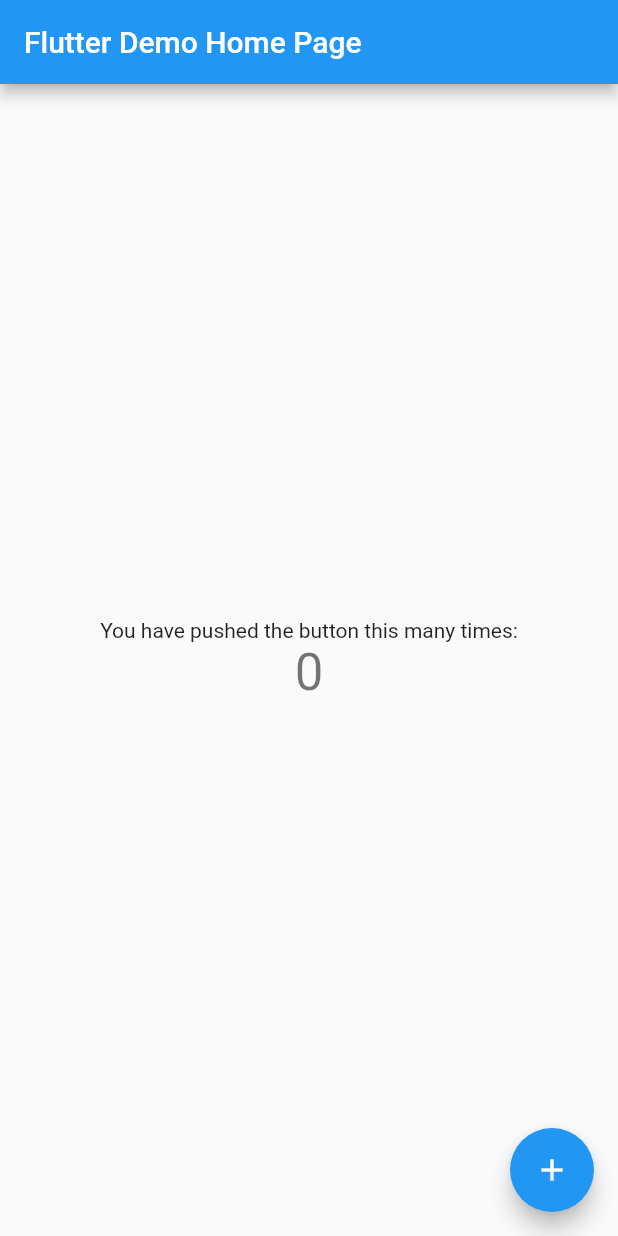
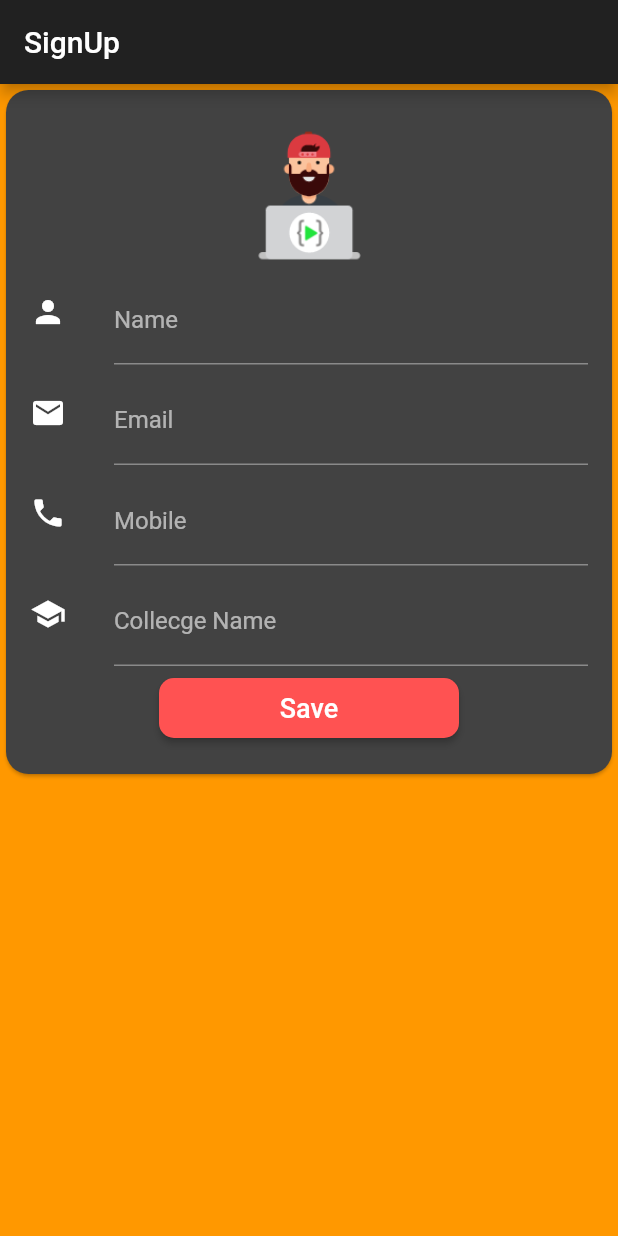
Before and after one commit to iamraajkanchan/mysignupapp, a Flutter app: the screen it shows after launch, on a phone screen of 412 x 824 dp. Run offline on Flutter 3.47's test engine with Material 2 defaults, Android fonts, the light colour scheme and no system bars.

Commit message:
Uploaded on 11 April 2020

```diff
--- a/lib/main.dart
+++ b/lib/main.dart
@@ -1,113 +1,11 @@
 import 'package:flutter/material.dart';
+import 'package:mysignupapp/signup_page.dart';
 
 void main() {
-  runApp(MyApp());
+  runApp(MaterialApp(
+    debugShowCheckedModeBanner: false,
+    title: 'User Details App',
+    theme: ThemeData.dark(),
+    home: SignUpPage(),
+  ));
 }
-
-class MyApp extends StatelessWidget {
-  // This widget is the root of your application.
-  @override
-  Widget build(BuildContext context) {
-    return MaterialApp(
-      title: 'Flutter Demo',
-      theme: ThemeData(
-        // This is the theme of your application.
-        //
-        // Try running your application with "flutter run". You'll see the
-        // application has a blue toolbar. Then, without quitting the app, try
-        // changing the primarySwatch below to Colors.green and then invoke
-        // "hot reload" (press "r" in the console where you ran "flutter run",
-        // or simply save your changes to "hot reload" in a Flutter IDE).
-        // Notice that the counter didn't reset back to zero; the application
-        // is not restarted.
-        primarySwatch: Colors.blue,
-      ),
-      home: MyHomePage(title: 'Flutter Demo Home Page'),
-    );
-  }
-}
-
-class MyHomePage extends StatefulWidget {
-  MyHomePage({Key key, this.title}) : super(key: key);
-
-  // This widget is the home page of your application. It is stateful, meaning
-  // that it has a State object (defined below) that contains fields that affect
-  // how it looks.
-
-  // This class is the configuration for the state. It holds the values (in this
-  // case the title) provided by the parent (in this case the App widget) and
-  // used by the build method of the State. Fields in a Widget subclass are
-  // always marked "final".
-
-  final String title;
-
-  @override
-  _MyHomePageState createState() => _MyHomePageState();
-}
-
-class _MyHomePageState extends State<MyHomePage> {
-  int _counter = 0;
-
-  void _incrementCounter() {
-    setState(() {
-      // This call to setState tells the Flutter framework that something has
-      // changed in this State, which causes it to rerun the build method below
-      // so that the display can reflect the updated values. If we changed
-      // _counter without calling setState(), then the build method would not be
-      // called again, and so nothing would appear to happen.
-      _counter++;
-    });
-  }
-
-  @override
-  Widget build(BuildContext context) {
-    // This method is rerun every time setState is called, for instance as done
-    // by the _incrementCounter method above.
-    //
-    // The Flutter framework has been optimized to make rerunning build methods
-    // fast, so that you can just rebuild anything that needs updating rather
-    // than having to individually change instances of widgets.
-    return Scaffold(
-      appBar: AppBar(
-        // Here we take the value from the MyHomePage object that was created by
-        // the App.build method, and use it to set our appbar title.
-        title: Text(widget.title),
-      ),
-      body: Center(
-        // Center is a layout widget. It takes a single child and positions it
-        // in the middle of the parent.
-        child: Column(
-          // Column is also a layout widget. It takes a list of children and
-          // arranges them vertically. By default, it sizes itself to fit its
-          // children horizontally, and tries to be as tall as its parent.
-          //
-          // Invoke "debug painting" (press "p" in the console, choose the
-          // "Toggle Debug Paint" action from the Flutter Inspector in Android
-          // Studio, or the "Toggle Debug Paint" command in Visual Studio Code)
-          // to see the wireframe for each widget.
-          //
-          // Column has various properties to control how it sizes itself and
-          // how it positions its children. Here we use mainAxisAlignment to
-          // center the children vertically; the main axis here is the vertical
-          // axis because Columns are vertical (the cross axis would be
-          // horizontal).
-          mainAxisAlignment: MainAxisAlignment.center,
-          children: <Widget>[
-            Text(
-              'You have pushed the button this many times:',
-            ),
-            Text(
-              '$_counter',
-              style: Theme.of(context).textTheme.headline4,
-            ),
-          ],
-        ),
-      ),
-      floatingActionButton: FloatingActionButton(
-        onPressed: _incrementCounter,
-        tooltip: 'Increment',
-        child: Icon(Icons.add),
-      ), // This trailing comma makes auto-formatting nicer for build methods.
-    );
-  }
-}
--- /dev/null
+++ b/lib/signup_page.dart
@@ -0,0 +1,138 @@
+import 'package:flutter/material.dart';
+import 'package:mysignupapp/homepage.dart';
+
+class SignUpPage extends StatefulWidget {
+  @override
+  _SignUpPageState createState() => _SignUpPageState();
+}
+
+class _SignUpPageState extends State<SignUpPage> {
+  GlobalKey<FormState> _key = new GlobalKey();
+  bool _autoValidate = false;
+  String name;
+  String email;
+  String moblie;
+  String collegeName;
+  @override
+  Widget build(BuildContext context) {
+    return Scaffold(
+      backgroundColor: Colors.orange,
+      appBar: AppBar(
+        title: Text('SignUp'),
+      ),
+      body: SingleChildScrollView(
+        child: Form(
+          key: _key,
+          child: Card(
+            shape: RoundedRectangleBorder(
+              borderRadius: BorderRadius.circular(15.0),
+            ),
+            child: Column(
+              children: <Widget>[
+                Padding(
+                  padding: EdgeInsets.all(10.0),
+                ),
+                Image(
+                  image: AssetImage('assets/logo.png'),
+                  width: 100.0,
+                  height: 100.0,
+                ),
+                ListTile(
+                  leading: Icon(Icons.person),
+                  title: TextFormField(
+                    validator: (input) {
+                      if (input.isEmpty) {
+                        return 'Enter Name';
+                      }
+                    },
+                    decoration: InputDecoration(labelText: 'Name'),
+                    onSaved: (input) => this.name = input,
+                  ),
+                ),
+                ListTile(
+                  leading: Icon(Icons.email),
+                  title: TextFormField(
+                    validator: (input) {
+                      if (input.isEmpty) {
+                        return 'Enter Email';
+                      }
+                    },
+                    decoration: InputDecoration(labelText: 'Email'),
+                    onSaved: (input) => this.email = input,
+                  ),
+                ),
+                ListTile(
+                  leading: Icon(Icons.phone),
+                  title: TextFormField(
+                    validator: (input) {
+                      if (input.isEmpty) {
+                        return 'Enter Mobile';
+                      }
+                    },
+                    decoration: InputDecoration(labelText: 'Mobile'),
+                    onSaved: (input) => this.moblie = input,
+                  ),
+                ),
+                ListTile(
+                  leading: Icon(Icons.school),
+                  title: TextFormField(
+                    validator: (input) {
+                      if (input.isEmpty) {
+                        return 'Enter College Name';
+                      }
+                    },
+                    decoration: InputDecoration(labelText: 'Collecge Name'),
+                    onSaved: (input) => this.collegeName = input,
+                  ),
+                ),
+                ButtonTheme(
+                  height: 40.0,
+                  minWidth: 200.0,
+                  child: MaterialButton(
+                    color: Colors.redAccent,
+                    onPressed: _sendToNextScreen,
+                    child: Text(
+                      'Save',
+                      style: TextStyle(
+                        fontSize: 18.0,
+                      ),
+                    ),
+                    shape: RoundedRectangleBorder(
+                        borderRadius: BorderRadius.circular(
+                      10.0,
+                    )),
+                  ),
+                ),
+                Padding(
+                    padding: EdgeInsets.all(
+                  10.0,
+                ))
+              ],
+            ),
+          ),
+        ),
+      ),
+    );
+  }
+
+  _sendToNextScreen() {
+    if (_key.currentState.validate()) {
+      // save to global key
+      _key.currentState.save();
+      // send to next screen
+      Navigator.push(
+          context,
+          MaterialPageRoute(
+              builder: (context) => HomePage(
+                    name: this.name,
+                    email: this.email,
+                    mobile: this.moblie,
+                    collegeName: this.collegeName,
+                  )));
+    } else {
+      setState(() {
+        _autoValidate = true;
+      });
+    }
+  }
+}
--- a/pubspec.yaml
+++ b/pubspec.yaml
@@ -45,9 +45,8 @@
   uses-material-design: true
 
   # To add assets to your application, add an assets section, like this:
-  # assets:
-  #   - images/a_dot_burr.jpeg
-  #   - images/a_dot_ham.jpeg
+  assets:
+    - assets/
 
   # An image asset can refer to one or more resolution-specific "variants", see
   # https://flutter.dev/assets-and-images/#resolution-aware.
```
Also changed, not shown: lib/homepage.dart (added, +57 -0 lines), assets/logo.png (added), 1 other file.
